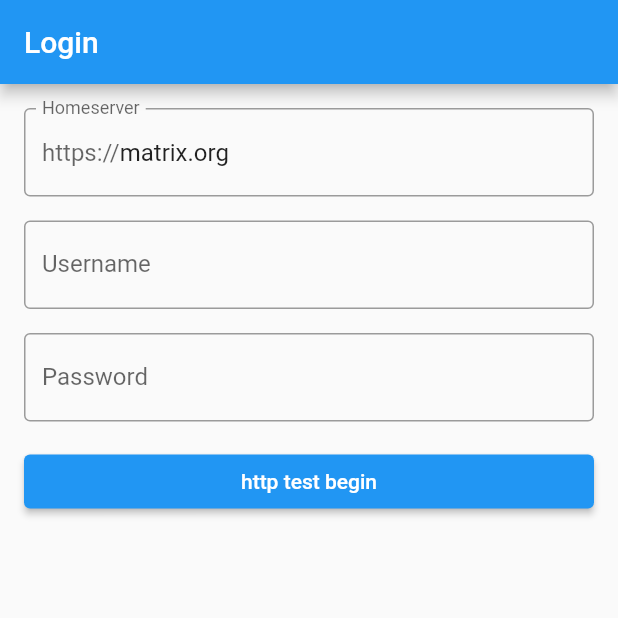
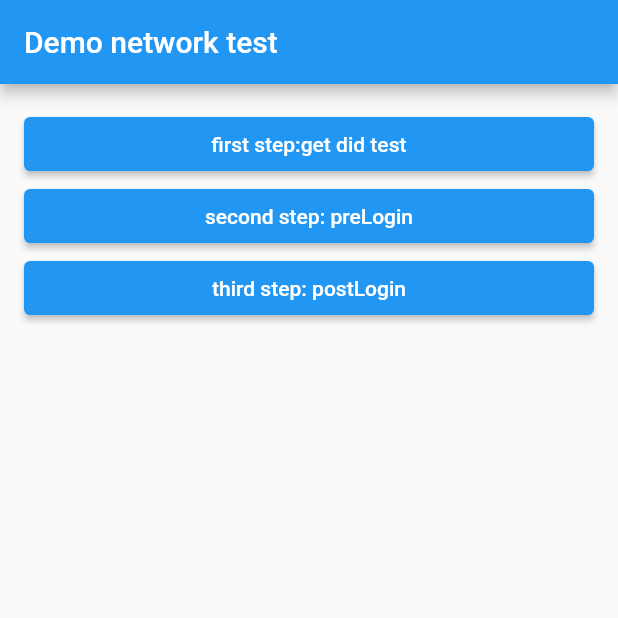
Before and after one commit to cherishwang6688/FlutterDemo, a Flutter app: the screen it shows after launch, on a phone screen of 412 x 824 dp, the top half of it. Run offline on Flutter 3.47's test engine with Material 2 defaults, Android fonts, the phone set to English and light mode, and no system bars; our stand-ins replace fluttertoast; missing offline and left inert: matrix.

Commit message:
feat： change demo

```diff
--- a/lib/main.dart
+++ b/lib/main.dart
@@ -35,7 +35,8 @@ class MatrixExampleChat extends StatelessWidget {
         create: (context) => client,
         child: child,
       ),
-      home: client.isLogged() ? const RoomListPage() : const LoginPage(),
+      // home: client.isLogged() ? const RoomListPage() : const LoginPage(),
+      home: const LoginPage(),
     );
   }
 }
@@ -56,39 +57,10 @@ class _LoginPageState extends State<LoginPage> {
 
   bool _loading = false;
 
-  void _login() async {
+  void postPreLoginDID() async {
     setState(() {
       _loading = true;
     });
-    // postPreLoginDID();
-    // getDIDList();
-    postLoginDId();
-    try {
-      final client = Provider.of<Client>(context, listen: false);
-      await client
-          .checkHomeserver(Uri.https(_homeserverTextField.text.trim(), ''));
-      await client.login(
-        LoginType.mLoginPassword,
-        password: _passwordTextField.text,
-        identifier: AuthenticationUserIdentifier(user: _usernameTextField.text),
-      );
-      Navigator.of(context).pushAndRemoveUntil(
-        MaterialPageRoute(builder: (_) => const RoomListPage()),
-        (route) => false,
-      );
-    } catch (e) {
-      ScaffoldMessenger.of(context).showSnackBar(
-        SnackBar(
-          content: Text(e.toString()),
-        ),
-      );
-      setState(() {
-        _loading = false;
-      });
-    }
-  }
-
-  void postPreLoginDID() async {
     final client = Provider.of<Client>(context, listen: false);
     var response = await client.postPreLoginDID(
         did: "did:sdn:0db058993cf429b9bf3b84904e597b098ee60573");
@@ -96,18 +68,30 @@ class _LoginPageState extends State<LoginPage> {
     print("postPreLoginDID response.message= ${response.message}");
     print("postPreLoginDID response.updated= ${response.updated}");
     print("postPreLoginDID random_server= ${response.random_server}");
-    showToast("postPreLoginDID接口did=:${response.did}");
+    showToast("postPreLoginDIDresultdid=:${response.did}");
+    setState(() {
+      _loading = false;
+    });
   }
 
   void getDIDList() async {
+    setState(() {
+      _loading = true;
+    });
     final client = Provider.of<Client>(context, listen: false);
     SDNDIDListResponse response = await client.getDIDList(
         address: "0xa6dC81DE79ba5BDB908da792d5A96cBB15Cc7424");
     print("getDIDList response.did= ${response.data}");
-    showToast("getDIDList接口did=:${response.data[0]}");
+    showToast("getDIDListresult:did=:${response.data[0]}");
+    setState(() {
+      _loading = false;
+    });
   }
 
   void postLoginDId() async {
+    setState(() {
+      _loading = true;
+    });
     final client = Provider.of<Client>(context, listen: false);
 
     Map<String, dynamic> jsonData = {
@@ -133,73 +117,92 @@ class _LoginPageState extends State<LoginPage> {
       print("postLoginDId response.device_id= ${response.device_id}");
       print("postLoginDIdresponse.user_id= ${response.user_id}");
       showToast(
-          "postLoginDId接口did=:${response.user_id} ${response.error} ${response.errorcode}  ");
+          "postLoginDIdresult:did=:${response.user_id} ${response.error} ${response.errorcode}  ");
     } catch (e) {
       print('Exception caught: $e');
       showToast('Exception caught: $e');
     }
+    setState(() {
+      _loading = false;
+    });
   }
 
   void showToast(String text) {
     Fluttertoast.showToast(
       msg: text,
-      toastLength:
-          Toast.LENGTH_LONG, // 可选参数，可以是Toast.LENGTH_SHORT或Toast.LENGTH_LONG
-      gravity: ToastGravity
-          .BOTTOM, // 可选参数，可以是ToastGravity.TOP、ToastGravity.CENTER或ToastGravity.BOTTOM
-      backgroundColor: Colors.grey, // 可选参数，自定义背景颜色
-      textColor: Colors.white, // 可选参数，自定义文本颜色
-      fontSize: 13.0, // 可选参数，自定义文本大小
+      toastLength: Toast.LENGTH_LONG,
+      gravity: ToastGravity.BOTTOM,
+      backgroundColor: Colors.grey,
+      textColor: Colors.white,
+      fontSize: 13.0,
     );
   }
 
   @override
   Widget build(BuildContext context) {
     return Scaffold(
-      appBar: AppBar(title: const Text('Login')),
+      appBar: AppBar(title: const Text('Demo network test')),
       body: Padding(
         padding: const EdgeInsets.all(16.0),
         child: Column(
           children: [
-            TextField(
-              controller: _homeserverTextField,
-              readOnly: _loading,
-              autocorrect: false,
-              decoration: const InputDecoration(
-                prefixText: 'https://',
-                border: OutlineInputBorder(),
-                labelText: 'Homeserver',
-              ),
-            ),
-            const SizedBox(height: 16),
-            TextField(
-              controller: _usernameTextField,
-              readOnly: _loading,
-              autocorrect: false,
-              decoration: const InputDecoration(
-                border: OutlineInputBorder(),
-                labelText: 'Username',
-              ),
-            ),
-            const SizedBox(height: 16),
-            TextField(
-              controller: _passwordTextField,
-              readOnly: _loading,
-              autocorrect: false,
-              obscureText: true,
-              decoration: const InputDecoration(
-                border: OutlineInputBorder(),
-                labelText: 'Password',
-              ),
-            ),
-            const SizedBox(height: 16),
+            // TextField(
+            //   controller: _homeserverTextField,
+            //   readOnly: _loading,
+            //   autocorrect: false,
+            //   decoration: const InputDecoration(
+            //     prefixText: 'https://',
+            //     border: OutlineInputBorder(),
+            //     labelText: 'Homeserver',
+            //   ),
+            // ),
+            // const SizedBox(height: 16),
+            // TextField(
+            //   controller: _usernameTextField,
+            //   readOnly: _loading,
+            //   autocorrect: false,
+            //   decoration: const InputDecoration(
+            //     border: OutlineInputBorder(),
+            //     labelText: 'Username',
+            //   ),
+            // ),
+            // const SizedBox(height: 16),
+            // TextField(
+            //   controller: _passwordTextField,
+            //   readOnly: _loading,
+            //   autocorrect: false,
+            //   obscureText: true,
+            //   decoration: const InputDecoration(
+            //     border: OutlineInputBorder(),
+            //     labelText: 'Password',
+            //   ),
+            // ),
+            // const SizedBox(height: 16),
             SizedBox(
               width: double.infinity,
               child: ElevatedButton(
-                onPressed: _loading ? null : _login,
+                onPressed: _loading ? null : getDIDList,
                 child: _loading
                     ? const LinearProgressIndicator()
-                    : const Text('http test begin'),
+                    : const Text('first step:get did test'),
+              ),
+            ),
+            SizedBox(
+              width: double.infinity,
+              child: ElevatedButton(
+                onPressed: _loading ? null : postPreLoginDID,
+                child: _loading
+                    ? const LinearProgressIndicator()
+                    : const Text('second step: preLogin'),
+              ),
+            ),
+            SizedBox(
+              width: double.infinity,
+              child: ElevatedButton(
+                onPressed: postLoginDId,
+                child: _loading
+                    ? const LinearProgressIndicator()
+                    : const Text('third step: postLogin'),
               ),
             ),
           ],
```
